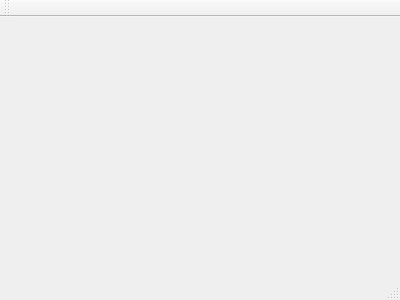
The window that mainwindow.ui (Dchengg/Conversor_Binario_Decimal_Bena) describes before a commit, drawn with Qt 5.
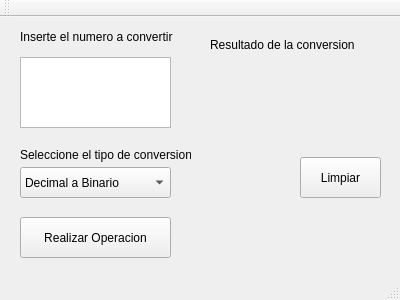
The same window after the commit.

Commit message: Interfaz Grafica del Conversor

Patch:
```diff
--- a/mainwindow.ui
+++ b/mainwindow.ui
@@ -12,13 +12,144 @@
   <property name="windowTitle" >
    <string>MainWindow</string>
   </property>
-  <widget class="QMenuBar" name="menuBar" />
-  <widget class="QToolBar" name="mainToolBar" />
-  <widget class="QWidget" name="centralWidget" />
-  <widget class="QStatusBar" name="statusBar" />
+  <property name="whatsThis">
+   <string>&lt;!DOCTYPE HTML PUBLIC &quot;-//W3C//DTD HTML 4.0//EN&quot; &quot;http://www.w3.org/TR/REC-html40/strict.dtd&quot;&gt;
+&lt;html&gt;&lt;head&gt;&lt;meta name=&quot;qrichtext&quot; content=&quot;1&quot; /&gt;&lt;style type=&quot;text/css&quot;&gt;
+p, li { white-space: pre-wrap; }
+&lt;/style&gt;&lt;/head&gt;&lt;body style=&quot; font-family:'MS Shell Dlg 2'; font-size:8pt; font-weight:400; font-style:normal;&quot;&gt;
+&lt;p style=&quot;-qt-paragraph-type:empty; margin-top:0px; margin-bottom:0px; margin-left:0px; margin-right:0px; -qt-block-indent:0; text-indent:0px;&quot;&gt;&lt;br /&gt;&lt;/p&gt;&lt;/body&gt;&lt;/html&gt;</string>
+  </property>
+  <widget class="QWidget" name="centralWidget">
+   <widget class="QTextEdit" name="IngresaNum">
+    <property name="geometry">
+     <rect>
+      <x>20</x>
+      <y>40</y>
+      <width>151</width>
+      <height>71</height>
+     </rect>
+    </property>
+   </widget>
+   <widget class="QPushButton" name="Operacion">
+    <property name="geometry">
+     <rect>
+      <x>20</x>
+      <y>200</y>
+      <width>151</width>
+      <height>41</height>
+     </rect>
+    </property>
+    <property name="text">
+     <string>Realizar Operacion</string>
+    </property>
+   </widget>
+   <widget class="QPushButton" name="limpiar">
+    <property name="geometry">
+     <rect>
+      <x>300</x>
+      <y>140</y>
+      <width>81</width>
+      <height>41</height>
+     </rect>
+    </property>
+    <property name="text">
+     <string>Limpiar</string>
+    </property>
+   </widget>
+   <widget class="QLabel" name="label">
+    <property name="geometry">
+     <rect>
+      <x>20</x>
+      <y>10</y>
+      <width>171</width>
+      <height>20</height>
+     </rect>
+    </property>
+    <property name="text">
+     <string>Inserte el numero a convertir</string>
+    </property>
+   </widget>
+   <widget class="QLabel" name="label_2">
+    <property name="geometry">
+     <rect>
+      <x>210</x>
+      <y>20</y>
+      <width>161</width>
+      <height>16</height>
+     </rect>
+    </property>
+    <property name="text">
+     <string>Resultado de la conversion</string>
+    </property>
+   </widget>
+   <widget class="QComboBox" name="selecOps">
+    <property name="geometry">
+     <rect>
+      <x>20</x>
+      <y>150</y>
+      <width>151</width>
+      <height>31</height>
+     </rect>
+    </property>
+    <item>
+     <property name="text">
+      <string>Decimal a Binario</string>
+     </property>
+    </item>
+    <item>
+     <property name="text">
+      <string>Binario a Decimal</string>
+     </property>
+    </item>
+   </widget>
+   <widget class="QLabel" name="label_3">
+    <property name="geometry">
+     <rect>
+      <x>20</x>
+      <y>130</y>
+      <width>171</width>
+      <height>16</height>
+     </rect>
+    </property>
+    <property name="text">
+     <string>Seleccione el tipo de conversion</string>
+    </property>
+   </widget>
+   <widget class="QLabel" name="pantalla">
+    <property name="geometry">
+     <rect>
+      <x>210</x>
+      <y>50</y>
+      <width>141</width>
+      <height>51</height>
+     </rect>
+    </property>
+    <property name="text">
+     <string>&lt;html&gt;&lt;head/&gt;&lt;body&gt;&lt;p&gt;&lt;span style=&quot; font-size:18pt;&quot;/&gt;&lt;/p&gt;&lt;/body&gt;&lt;/html&gt;</string>
+    </property>
+   </widget>
+  </widget>
+  <widget class="QMenuBar" name="menuBar">
+   <property name="geometry">
+    <rect>
+     <x>0</x>
+     <y>0</y>
+     <width>400</width>
+     <height>21</height>
+    </rect>
+   </property>
+  </widget>
+  <widget class="QToolBar" name="mainToolBar">
+   <attribute name="toolBarArea">
+    <enum>TopToolBarArea</enum>
+   </attribute>
+   <attribute name="toolBarBreak">
+    <bool>false</bool>
+   </attribute>
+  </widget>
+  <widget class="QStatusBar" name="statusBar"/>
  </widget>
- <layoutDefault spacing="6" margin="11" />
- <pixmapfunction></pixmapfunction>
+ <layoutdefault spacing="6" margin="11"/>
  <resources/>
  <connections/>
 </ui>
```
Left out of the diff: 7 changed lines with no effect on the pictures. The commit also changes 4 other files.
